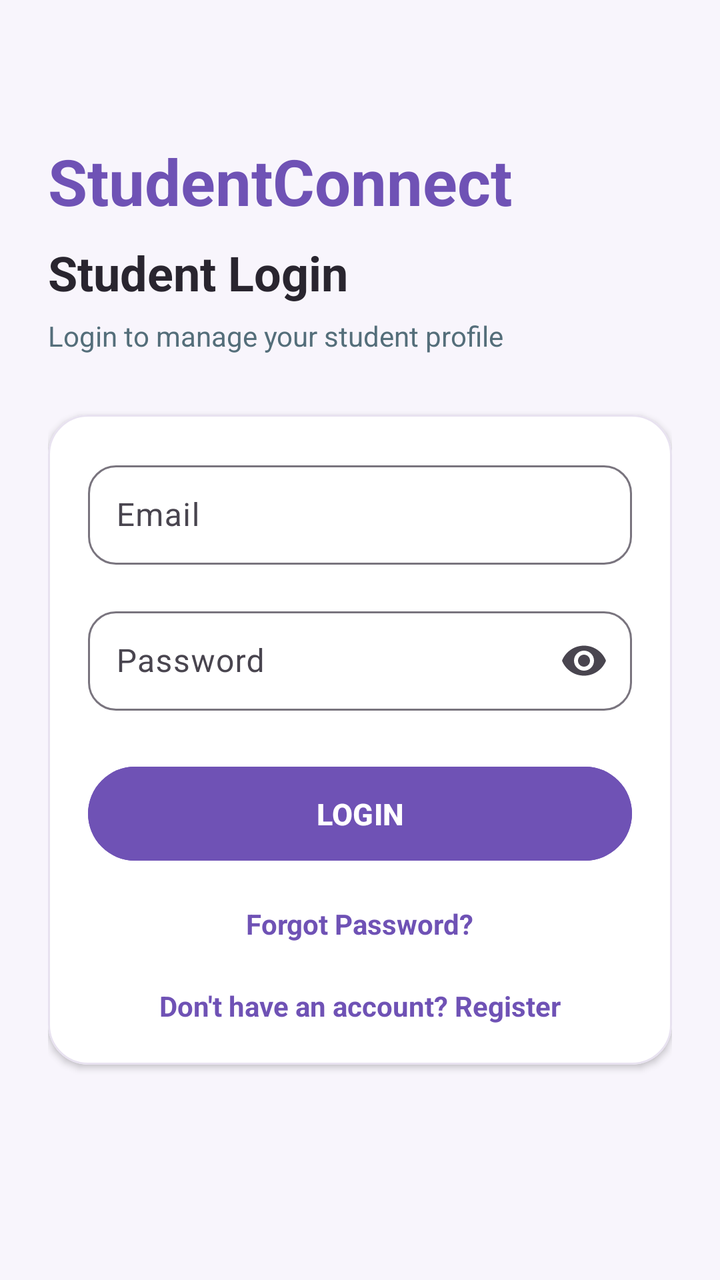
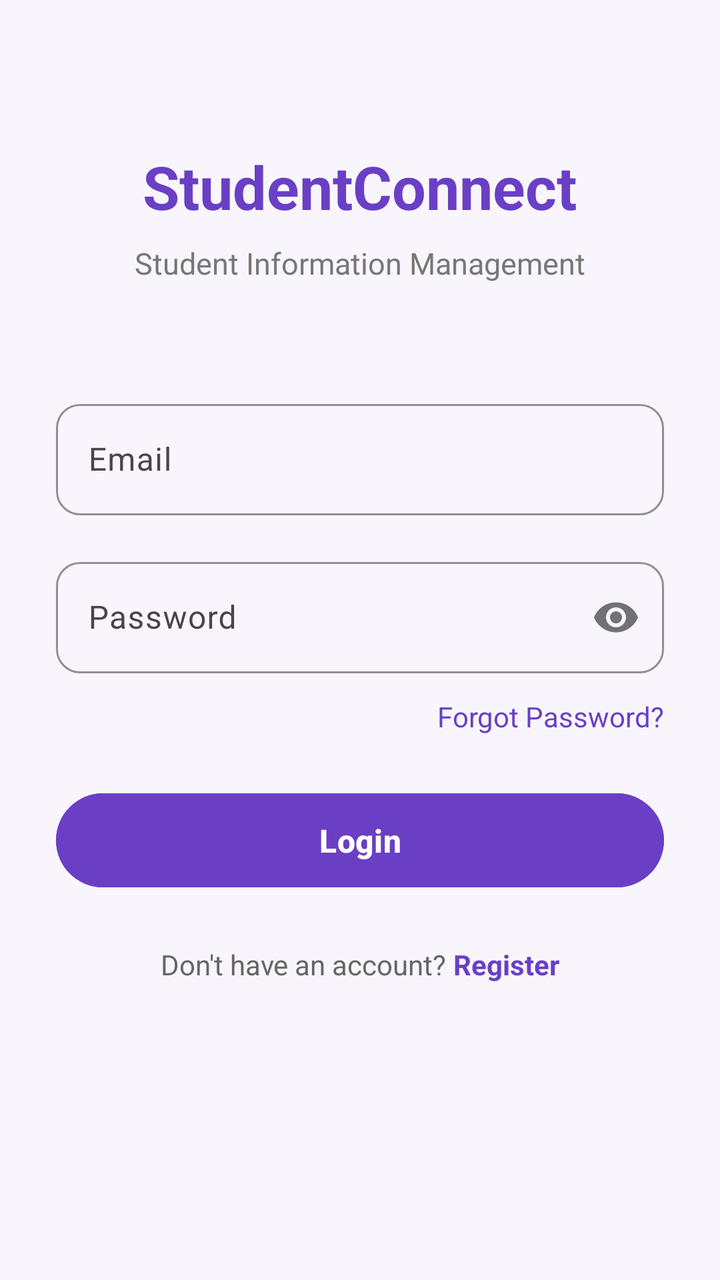

The first picture is an Android layout as it rendered before a commit; the second is the same layout after the commit. The layout source and the unified diff follow.
<!-- AndroidManifest.xml: application theme Theme.StudentConnect -->
<!-- res/layout/activity_main.xml -->
<?xml version="1.0" encoding="utf-8"?>
<ScrollView xmlns:android="http://schemas.android.com/apk/res/android"
    xmlns:app="http://schemas.android.com/apk/res-auto"
    xmlns:tools="http://schemas.android.com/tools"
    android:layout_width="match_parent"
    android:layout_height="match_parent"
    android:background="#F8F5FC"
    android:fillViewport="true">

    <LinearLayout
        android:layout_width="match_parent"
        android:layout_height="wrap_content"
        android:orientation="vertical"
        android:padding="24dp">

        <TextView
            android:layout_width="wrap_content"
            android:layout_height="wrap_content"
            android:layout_marginTop="45dp"
            android:text="@string/studentconnect"
            android:textColor="#6F52B5"
            android:textSize="32sp"
            android:textStyle="bold" />

        <TextView
            android:layout_width="wrap_content"
            android:layout_height="wrap_content"
            android:layout_marginTop="8dp"
            android:text="@string/student_login"
            android:textColor="#29252F"
            android:textSize="24sp"
            android:textStyle="bold" />

        <TextView
            android:layout_width="wrap_content"
            android:layout_height="wrap_content"
            android:layout_marginTop="6dp"
            android:text="@string/login_to_manage_your_student_profile"
            android:textColor="#546E7A"
            android:textSize="14sp" />

        <com.google.android.material.card.MaterialCardView
            android:layout_width="match_parent"
            android:layout_height="wrap_content"
            android:layout_marginTop="30dp"
            app:cardBackgroundColor="#FFFFFF"
            app:cardCornerRadius="20dp"
            app:cardElevation="2dp"
            app:strokeColor="#E8E2F0"
            app:strokeWidth="1dp">

            <LinearLayout
                android:layout_width="match_parent"
                android:layout_height="wrap_content"
                android:orientation="vertical"
                android:padding="20dp">

                <com.google.android.material.textfield.TextInputLayout
                    android:layout_width="match_parent"
                    android:layout_height="wrap_content"
                    android:hint="@string/EMAIl"
                    app:boxBackgroundMode="outline"
                    app:boxCornerRadiusBottomEnd="14dp"
                    app:boxCornerRadiusBottomStart="14dp"
                    app:boxCornerRadiusTopEnd="14dp"
                    app:boxCornerRadiusTopStart="14dp">

                    <com.google.android.material.textfield.TextInputEditText
                        android:id="@+id/etEmail"
                        android:layout_width="match_parent"
                        android:layout_height="wrap_content"
                        android:inputType="textEmailAddress"
                        android:padding="14dp"
                        tools:ignore="VisualLintTextFieldSize" />

                </com.google.android.material.textfield.TextInputLayout>

                <com.google.android.material.textfield.TextInputLayout
                    android:layout_width="match_parent"
                    android:layout_height="wrap_content"
                    android:layout_marginTop="18dp"
                    android:hint="@string/password"
                    app:boxBackgroundMode="outline"
                    app:boxCornerRadiusBottomEnd="14dp"
                    app:boxCornerRadiusBottomStart="14dp"
                    app:boxCornerRadiusTopEnd="14dp"
                    app:boxCornerRadiusTopStart="14dp"
                    app:endIconMode="password_toggle">

                    <com.google.android.material.textfield.TextInputEditText
                        android:id="@+id/etPassword"
                        android:layout_width="match_parent"
                        android:layout_height="wrap_content"
                        android:inputType="textPassword"
                        android:padding="14dp"
                        tools:ignore="VisualLintTextFieldSize" />

                </com.google.android.material.textfield.TextInputLayout>

                <Button
                    android:id="@+id/btnLogin"
                    android:layout_width="match_parent"
                    android:layout_height="55dp"
                    android:layout_marginTop="24dp"
                    android:backgroundTint="#6F52B5"
                    android:text="@string/login"
                    android:textColor="#FFFFFF"
                    android:textSize="15sp"
                    android:textStyle="bold"
                    tools:ignore="VisualLintButtonSize" />

                <TextView
                    android:id="@+id/tvForgotPassword"
                    android:layout_width="wrap_content"
                    android:layout_height="wrap_content"
                    android:layout_gravity="center"
                    android:layout_marginTop="18dp"
                    android:text="@string/forgot_password"
                    android:textColor="#6F52B5"
                    android:textSize="14sp"
                    android:textStyle="bold" />

                <TextView
                    android:id="@+id/tvRegister"
                    android:layout_width="wrap_content"
                    android:layout_height="wrap_content"
                    android:layout_gravity="center"
                    android:layout_marginTop="22dp"
                    android:text="@string/don_t_have_an_account_register"
                    android:textColor="#6F52B5"
                    android:textSize="14sp"
                    android:textStyle="bold" />

            </LinearLayout>

        </com.google.android.material.card.MaterialCardView>

    </LinearLayout>

</ScrollView>
<!-- resources referenced by this layout -->
<resources>
  <string name="EMAIl">Email</string>
  <string name="don_t_have_an_account_register">Don\'t have an account? Register</string>
  <string name="forgot_password">Forgot Password?</string>
  <string name="login">LOGIN</string>
  <string name="login_to_manage_your_student_profile">Login to manage your student profile</string>
  <string name="password">Password</string>
  <string name="student_login">Student Login</string>
  <string name="studentconnect">StudentConnect</string>
  <style name="Theme.StudentConnect" parent="Base.Theme.StudentConnect" />
  <style name="Base.Theme.StudentConnect" parent="Theme.Material3.DayNight.NoActionBar">
          
          
      </style>
</resources>

<!-- the commit's change to res/layout/activity_main.xml (unified diff, before → after) -->
@@ -1,139 +1,123 @@
 <?xml version="1.0" encoding="utf-8"?>
-<ScrollView xmlns:android="http://schemas.android.com/apk/res/android"
+<ScrollView
+    xmlns:android="http://schemas.android.com/apk/res/android"
     xmlns:app="http://schemas.android.com/apk/res-auto"
-    xmlns:tools="http://schemas.android.com/tools"
     android:layout_width="match_parent"
     android:layout_height="match_parent"
-    android:background="#F8F5FC"
-    android:fillViewport="true">
+    android:fillViewport="true"
+    android:background="#F8F6FC">
 
     <LinearLayout
         android:layout_width="match_parent"
         android:layout_height="wrap_content"
         android:orientation="vertical"
-        android:padding="24dp">
+        android:padding="28dp"
+        android:gravity="center_horizontal">
 
         <TextView
             android:layout_width="wrap_content"
             android:layout_height="wrap_content"
             android:layout_marginTop="45dp"
-            android:text="@string/studentconnect"
-            android:textColor="#6F52B5"
-            android:textSize="32sp"
+            android:text="StudentConnect"
+            android:textColor="#6A3FC5"
+            android:textSize="30sp"
             android:textStyle="bold" />
 
         <TextView
             android:layout_width="wrap_content"
             android:layout_height="wrap_content"
             android:layout_marginTop="8dp"
-            android:text="@string/student_login"
-            android:textColor="#29252F"
-            android:textSize="24sp"
-            android:textStyle="bold" />
+            android:text="Student Information Management"
+            android:textColor="#777777"
+            android:textSize="15sp" />
+
+        <com.google.android.material.textfield.TextInputLayout
+            android:layout_width="match_parent"
+            android:layout_height="wrap_content"
+            android:layout_marginTop="55dp"
+            android:hint="Email"
+            app:boxCornerRadiusTopStart="12dp"
+            app:boxCornerRadiusTopEnd="12dp"
+            app:boxCornerRadiusBottomStart="12dp"
+            app:boxCornerRadiusBottomEnd="12dp"
+            app:boxStrokeColor="#6A3FC5">
+
+            <com.google.android.material.textfield.TextInputEditText
+                android:id="@+id/etEmail"
+                android:layout_width="match_parent"
+                android:layout_height="wrap_content"
+                android:inputType="textEmailAddress"
+                android:textColor="#000000"
+                android:textColorHint="#777777" />
+
+        </com.google.android.material.textfield.TextInputLayout>
+
+        <com.google.android.material.textfield.TextInputLayout
+            android:layout_width="match_parent"
+            android:layout_height="wrap_content"
+            android:layout_marginTop="18dp"
+            android:hint="Password"
+            app:passwordToggleEnabled="true"
+            app:boxCornerRadiusTopStart="12dp"
+            app:boxCornerRadiusTopEnd="12dp"
+            app:boxCornerRadiusBottomStart="12dp"
+            app:boxCornerRadiusBottomEnd="12dp"
+            app:boxStrokeColor="#6A3FC5">
+
+            <com.google.android.material.textfield.TextInputEditText
+                android:id="@+id/etPassword"
+                android:layout_width="match_parent"
+                android:layout_height="wrap_content"
+                android:inputType="textPassword"
+                android:textColor="#000000"
+                android:textColorHint="#777777" />
+
+        </com.google.android.material.textfield.TextInputLayout>
 
         <TextView
+            android:id="@+id/tvForgotPassword"
             android:layout_width="wrap_content"
             android:layout_height="wrap_content"
-            android:layout_marginTop="6dp"
-            android:text="@string/login_to_manage_your_student_profile"
-            android:textColor="#546E7A"
+            android:layout_gravity="end"
+            android:layout_marginTop="12dp"
+            android:text="Forgot Password?"
+            android:textColor="#6A3FC5"
             android:textSize="14sp" />
 
-        <com.google.android.material.card.MaterialCardView
+        <Button
+            android:id="@+id/btnLogin"
             android:layout_width="match_parent"
+            android:layout_height="55dp"
+            android:layout_marginTop="25dp"
+            android:text="Login"
+            android:textColor="#FFFFFF"
+            android:textSize="16sp"
+            android:textStyle="bold"
+            android:backgroundTint="#6A3FC5" />
+
+        <LinearLayout
+            android:layout_width="wrap_content"
             android:layout_height="wrap_content"
-            android:layout_marginTop="30dp"
-            app:cardBackgroundColor="#FFFFFF"
-            app:cardCornerRadius="20dp"
-            app:cardElevation="2dp"
-            app:strokeColor="#E8E2F0"
-            app:strokeWidth="1dp">
+            android:layout_marginTop="25dp"
+            android:orientation="horizontal">
 
-            <LinearLayout
-                android:layout_width="match_parent"
+            <TextView
+                android:layout_width="wrap_content"
                 android:layout_height="wrap_content"
-                android:orientation="vertical"
-                android:padding="20dp">
+                android:text="Don't have an account? "
+                android:textColor="#666666"
+                android:textSize="14sp" />
 
-                <com.google.android.material.textfield.TextInputLayout
-                    android:layout_width="match_parent"
-                    android:layout_height="wrap_content"
-                    android:hint="@string/EMAIl"
-                    app:boxBackgroundMode="outline"
-                    app:boxCornerRadiusBottomEnd="14dp"
-                    app:boxCornerRadiusBottomStart="14dp"
-                    app:boxCornerRadiusTopEnd="14dp"
-                    app:boxCornerRadiusTopStart="14dp">
+            <TextView
+                android:id="@+id/tvRegister"
+                android:layout_width="wrap_content"
+                android:layout_height="wrap_content"
+                android:text="Register"
+                android:textColor="#6A3FC5"
+                android:textSize="14sp"
+                android:textStyle="bold" />
 
-                    <com.google.android.material.textfield.TextInputEditText
-                        android:id="@+id/etEmail"
-                        android:layout_width="match_parent"
-                        android:layout_height="wrap_content"
-                        android:inputType="textEmailAddress"
-                        android:padding="14dp"
-                        tools:ignore="VisualLintTextFieldSize" />
-
-                </com.google.android.material.textfield.TextInputLayout>
-
-                <com.google.android.material.textfield.TextInputLayout
-                    android:layout_width="match_parent"
-                    android:layout_height="wrap_content"
-                    android:layout_marginTop="18dp"
-                    android:hint="@string/password"
-                    app:boxBackgroundMode="outline"
-                    app:boxCornerRadiusBottomEnd="14dp"
-                    app:boxCornerRadiusBottomStart="14dp"
-                    app:boxCornerRadiusTopEnd="14dp"
-                    app:boxCornerRadiusTopStart="14dp"
-                    app:endIconMode="password_toggle">
-
-                    <com.google.android.material.textfield.TextInputEditText
-                        android:id="@+id/etPassword"
-                        android:layout_width="match_parent"
-                        android:layout_height="wrap_content"
-                        android:inputType="textPassword"
-                        android:padding="14dp"
-                        tools:ignore="VisualLintTextFieldSize" />
-
-                </com.google.android.material.textfield.TextInputLayout>
-
-                <Button
-                    android:id="@+id/btnLogin"
-                    android:layout_width="match_parent"
-                    android:layout_height="55dp"
-                    android:layout_marginTop="24dp"
-                    android:backgroundTint="#6F52B5"
-                    android:text="@string/login"
-                    android:textColor="#FFFFFF"
-                    android:textSize="15sp"
-                    android:textStyle="bold"
-                    tools:ignore="VisualLintButtonSize" />
-
-                <TextView
-                    android:id="@+id/tvForgotPassword"
-                    android:layout_width="wrap_content"
-                    android:layout_height="wrap_content"
-                    android:layout_gravity="center"
-                    android:layout_marginTop="18dp"
-                    android:text="@string/forgot_password"
-                    android:textColor="#6F52B5"
-                    android:textSize="14sp"
-                    android:textStyle="bold" />
-
-                <TextView
-                    android:id="@+id/tvRegister"
-                    android:layout_width="wrap_content"
-                    android:layout_height="wrap_content"
-                    android:layout_gravity="center"
-                    android:layout_marginTop="22dp"
-                    android:text="@string/don_t_have_an_account_register"
-                    android:textColor="#6F52B5"
-                    android:textSize="14sp"
-                    android:textStyle="bold" />
-
-            </LinearLayout>
-
-        </com.google.android.material.card.MaterialCardView>
+        </LinearLayout>
 
     </LinearLayout>
 
<!-- resource entries referenced after the edit -->
@@ -1,13 +1,5 @@
 <!-- resources referenced by this layout -->
 <resources>
-  <string name="EMAIl">Email</string>
-  <string name="don_t_have_an_account_register">Don\'t have an account? Register</string>
-  <string name="forgot_password">Forgot Password?</string>
-  <string name="login">LOGIN</string>
-  <string name="login_to_manage_your_student_profile">Login to manage your student profile</string>
-  <string name="password">Password</string>
-  <string name="student_login">Student Login</string>
-  <string name="studentconnect">StudentConnect</string>
   <style name="Theme.StudentConnect" parent="Base.Theme.StudentConnect" />
   <style name="Base.Theme.StudentConnect" parent="Theme.Material3.DayNight.NoActionBar">
           
